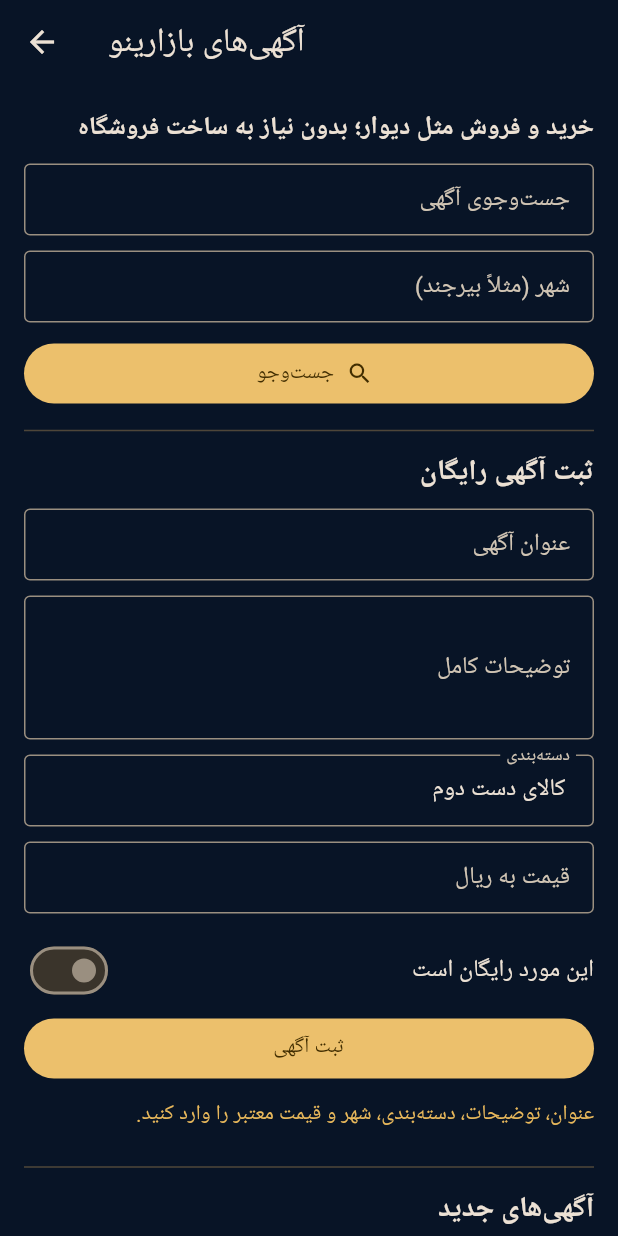
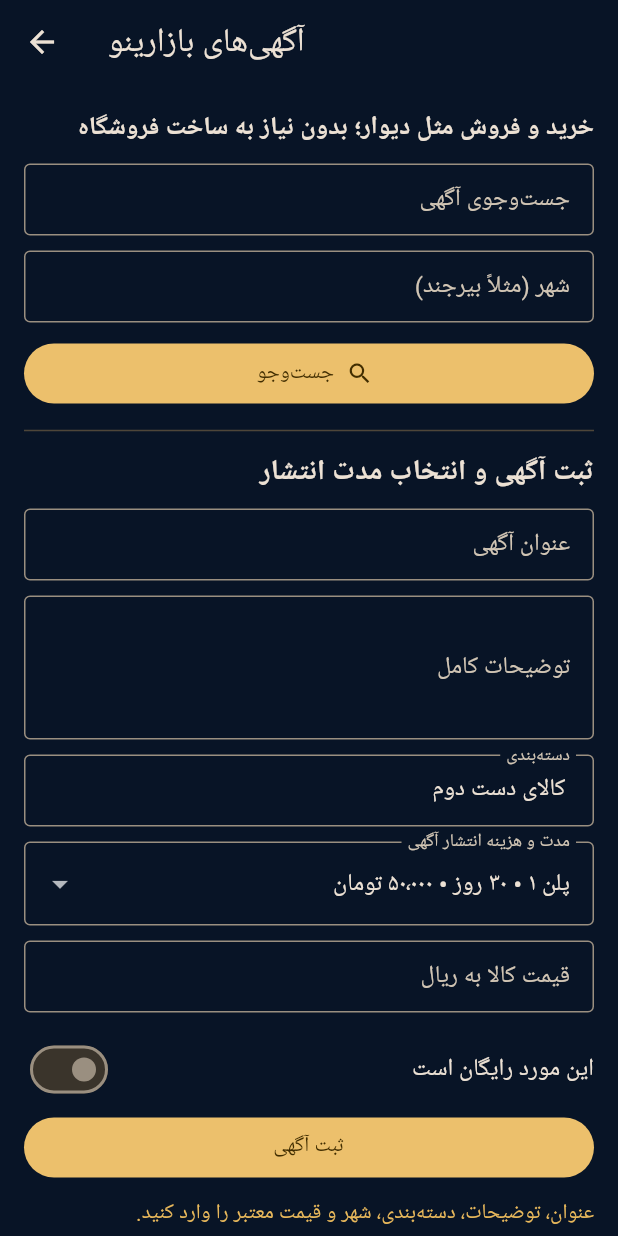
Before and after one commit to ajami6657-max/BAZARINO, a Flutter app: the _ClassifiedsPage screen opened directly, after a tap on "ثبت آگهی", on a phone screen of 412 x 824 dp. Run offline on Flutter 3.47's test engine with Material 3 defaults, Android fonts, the phone set to English and light mode, and no system bars; our stand-ins replace flutter_secure_storage; accounts and stored records are empty; network calls fail.

Commit message:
Add five paid classified ad plans to Flutter posting form

```diff
--- a/mobile/lib/main.dart
+++ b/mobile/lib/main.dart
@@ -629,6 +629,7 @@ class _ClassifiedsPageState extends State<_ClassifiedsPage> {
   bool loading = false;
   bool posting = false;
   bool isFree = false;
+  String selectedPlan = 'P1';
   String message = 'آگهی‌های نزدیک خود را جست‌وجو کنید.';
 
   @override
@@ -667,7 +668,7 @@ class _ClassifiedsPageState extends State<_ClassifiedsPage> {
         body: jsonEncode({
           'title': title.text.trim(), 'description': description.text.trim(),
           'category': category.text.trim(), 'city': city.text.trim(),
-          'countryCode': 'IR', 'currency': 'IRR', 'isFree': isFree,
+          'countryCode': 'IR', 'currency': 'IRR', 'isFree': isFree,\n          'planCode': selectedPlan,
           if (!isFree) 'price': amount,
           'isNegotiable': true, 'adType': 'GOODS',
         })).timeout(const Duration(seconds: 15));
@@ -703,12 +704,25 @@ class _ClassifiedsPageState extends State<_ClassifiedsPage> {
       _field(city, 'شهر (مثلاً بیرجند)'),
       FilledButton.icon(onPressed: loading ? null : load, icon: const Icon(Icons.search), label: const Text('جست‌وجو')),
       const Divider(height: 28),
-      const Text('ثبت آگهی رایگان', style: TextStyle(fontSize: 19, fontWeight: FontWeight.bold)),
+      const Text('ثبت آگهی و انتخاب مدت انتشار', style: TextStyle(fontSize: 19, fontWeight: FontWeight.bold)),
       const SizedBox(height: 10),
       _field(title, 'عنوان آگهی'),
       _field(description, 'توضیحات کامل', lines: 3),
       _field(category, 'دسته‌بندی'),
-      _field(price, 'قیمت به ریال', type: const TextInputType.numberWithOptions(decimal: true)),
+      DropdownButtonFormField<String>(
+        value: selectedPlan,
+        decoration: const InputDecoration(labelText: 'مدت و هزینه انتشار آگهی', border: OutlineInputBorder()),
+        items: const [
+          DropdownMenuItem(value: 'P1', child: Text('پلن ۱ • ۳۰ روز • ۵۰٬۰۰۰ تومان')),
+          DropdownMenuItem(value: 'P2', child: Text('پلن ۲ • ۶۰ روز • ۱۵۰٬۰۰۰ تومان')),
+          DropdownMenuItem(value: 'P3', child: Text('پلن ۳ • ۹۰ روز • ۲۲۵٬۰۰۰ تومان')),
+          DropdownMenuItem(value: 'P4', child: Text('پلن ۴ • ۱۲۰ روز • ۳۰۰٬۰۰۰ تومان')),
+          DropdownMenuItem(value: 'P5', child: Text('پلن ۵ • ۱۵۰ روز • ۳۸۰٬۰۰۰ تومان')),
+        ],
+        onChanged: posting ? null : (value) { if (value != null) setState(() => selectedPlan = value); },
+      ),
+      const SizedBox(height: 10),
+      _field(price, 'قیمت کالا به ریال', type: const TextInputType.numberWithOptions(decimal: true)),
       SwitchListTile(contentPadding: EdgeInsets.zero, title: const Text('این مورد رایگان است'), value: isFree, onChanged: (v) => setState(() => isFree = v)),
       FilledButton(onPressed: posting ? null : createAd, child: posting ? const CircularProgressIndicator() : const Text('ثبت آگهی')),
       if (message.isNotEmpty) Padding(padding: const EdgeInsets.symmetric(vertical: 10), child: Text(message, style: const TextStyle(color: Color(0xFFE8B85B)))),
@@ -722,7 +736,7 @@ class _ClassifiedsPageState extends State<_ClassifiedsPage> {
         return Card(color: const Color(0xFF10233D), child: ListTile(
           leading: const Icon(Icons.campaign_outlined, color: Color(0xFFE8B85B)),
           title: Text(ad['title']?.toString() ?? 'آگهی'),
-          subtitle: Text(priceText + ' • ' + (ad['city']?.toString() ?? '') + ' • ' + (ad['category']?.toString() ?? '') + '\\n' + (owner['displayName']?.toString() ?? 'کاربر بازارینو')),
+          subtitle: Text(priceText + ' • ' + (ad['city']?.toString() ?? '') + ' • ' + (ad['category']?.toString() ?? '') + ' • ' + (ad['planDurationDays']?.toString() ?? '30') + ' روزه' + '\\n' + (owner['displayName']?.toString() ?? 'کاربر بازارینو')),
           isThreeLine: true,
         ));
       }),
```
